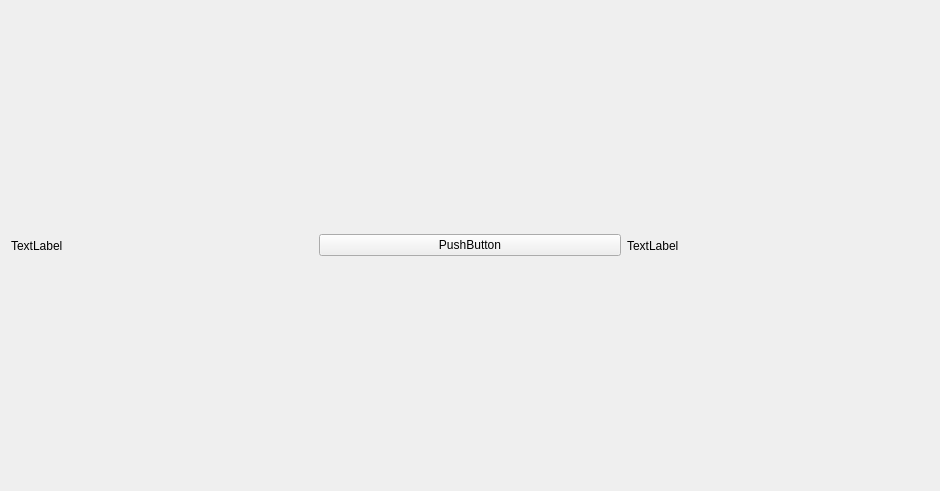
Old version of the form edvs/edvs_qt/mainwindow.ui in the repository kjkuhn/neurocatch2015.
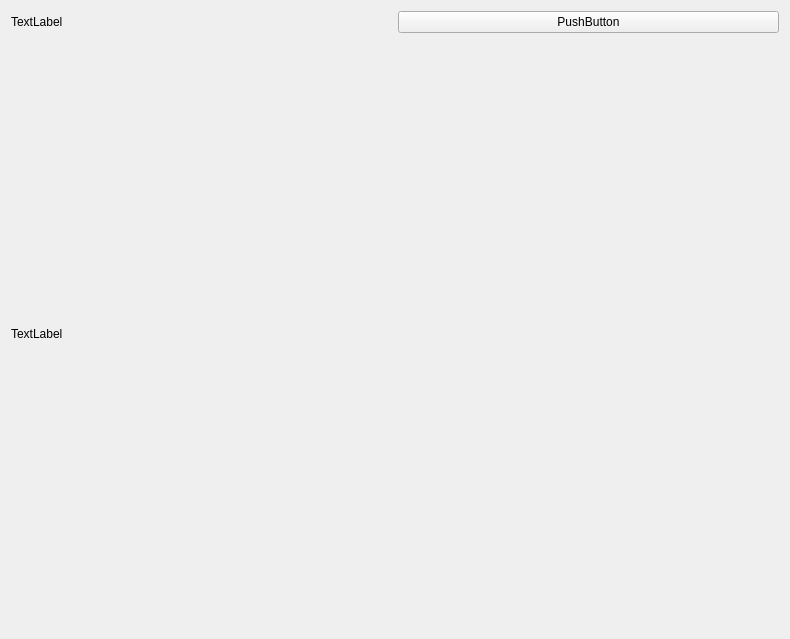
New version of the form.

What changed in the file:
```diff
--- a/edvs/edvs_qt/mainwindow.ui
+++ b/edvs/edvs_qt/mainwindow.ui
@@ -6,15 +6,15 @@
    <rect>
     <x>0</x>
     <y>0</y>
-    <width>940</width>
-    <height>491</height>
+    <width>790</width>
+    <height>639</height>
    </rect>
   </property>
   <property name="windowTitle">
    <string>MainWindow</string>
   </property>
   <widget class="QWidget" name="centralWidget">
-   <layout class="QHBoxLayout" name="horizontalLayout_2">
+   <layout class="QVBoxLayout" name="verticalLayout">
     <item>
      <layout class="QHBoxLayout" name="horizontalLayout">
       <item>
@@ -31,15 +31,15 @@
         </property>
        </widget>
       </item>
-      <item>
-       <widget class="QLabel" name="keys">
-        <property name="text">
-         <string>TextLabel</string>
-        </property>
-       </widget>
-      </item>
      </layout>
     </item>
+    <item>
+     <widget class="QLabel" name="keys">
+      <property name="text">
+       <string>TextLabel</string>
+      </property>
+     </widget>
+    </item>
    </layout>
   </widget>
  </widget>
```
